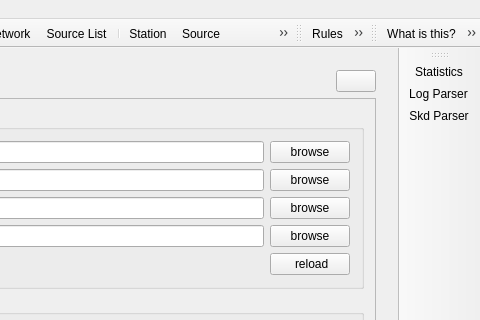
This is mainwindow.ui in TUW-VieVS/VieSchedpp as Qt 5 draws it before an edit; both pictures show x 541 to 1021 and y 0 to 320 of the 1021 by 818 pixel window. The edited form follows.
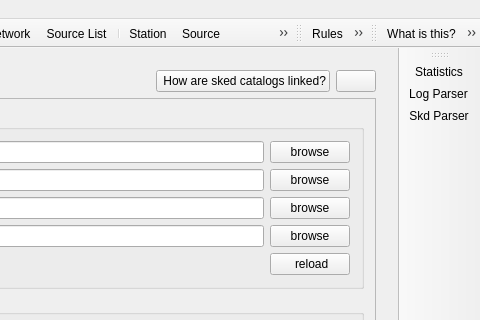
This is the edited form. The open tabs and pages were chosen to show the change. Icons and pictures are not drawn.

Commit message: sked catalog information added

The edit to the form file:
```diff
--- a/mainwindow.ui
+++ b/mainwindow.ui
@@ -900,6 +900,17 @@
             </property>
            </spacer>
           </item>
+          <item>
+           <widget class="QPushButton" name="pushButton_howAreSkedCatalogsLinked">
+            <property name="text">
+             <string> How are sked catalogs linked?</string>
+            </property>
+            <property name="icon">
+             <iconset resource="myresources.qrc">
+              <normaloff>:/icons/icons/help.png</normaloff>:/icons/icons/help.png</iconset>
+            </property>
+           </widget>
+          </item>
           <item>
            <widget class="QPushButton" name="pushButton_saveCatalogPathes">
             <property name="toolTip">
```
Left out of the diff: 8 changed lines with no effect on the pictures. The commit also changes 7 other files.
